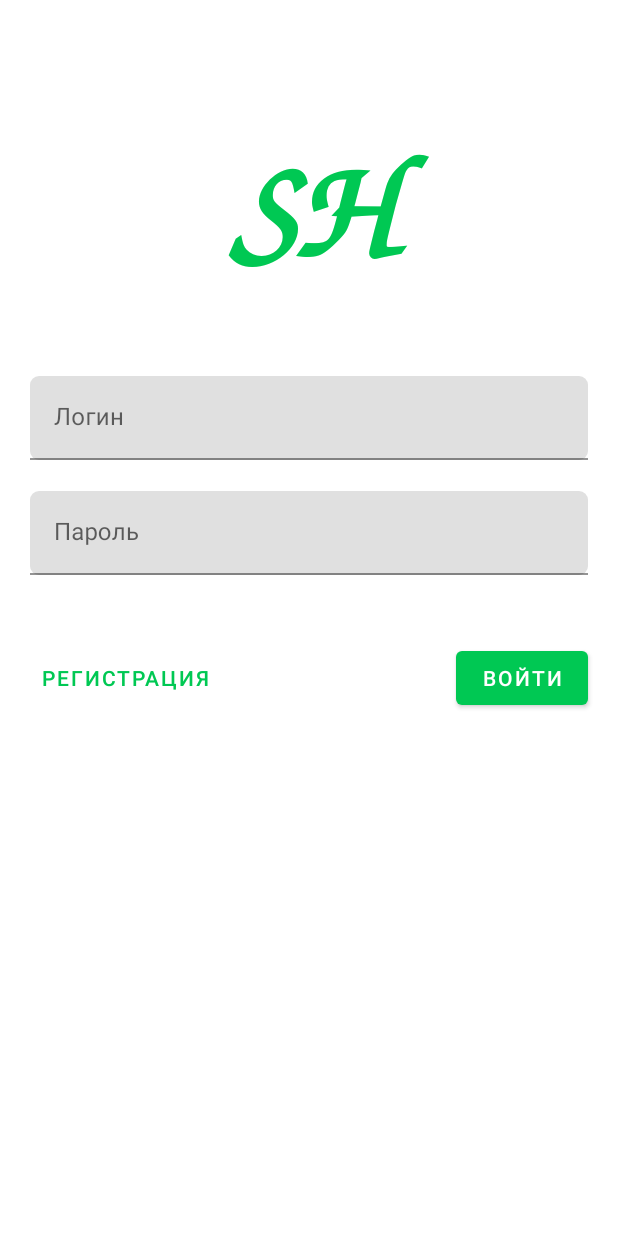
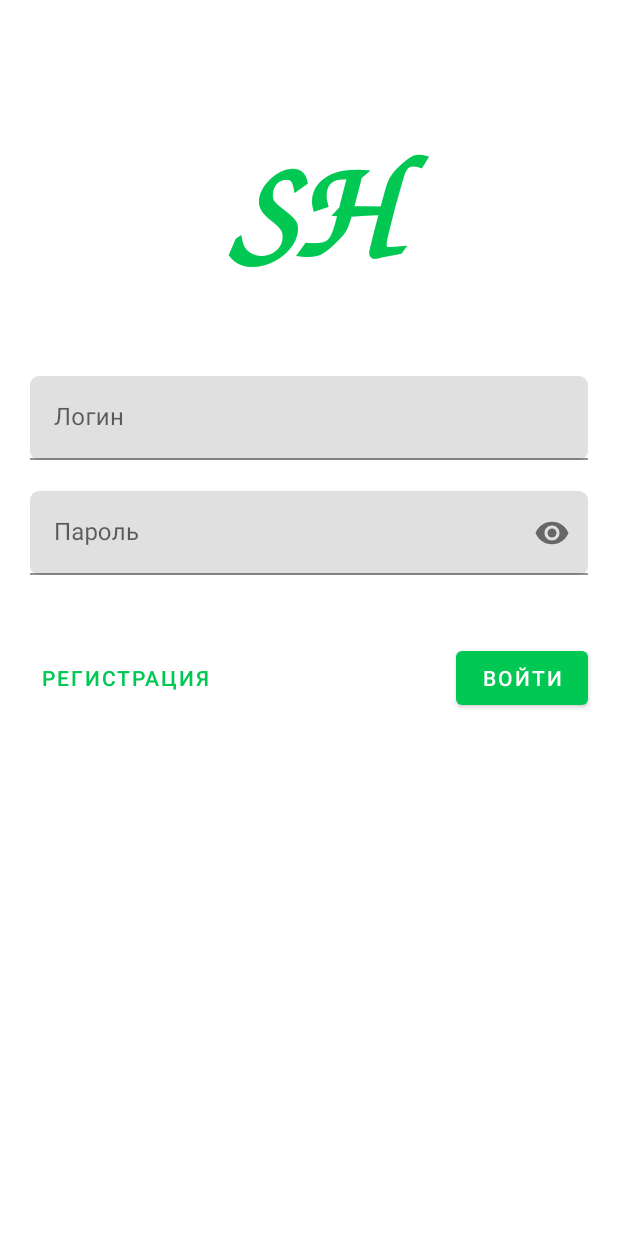
Before and after one commit to VaasKout/SocialHelper_AndroidApp, an Android app: the screen it shows after launch (MainActivity), on a phone screen of 412 x 824 dp. Run offline under Robolectric (Android 15) with nearby library versions, the phone set to English and light mode, and no system bars; our stand-ins replace Room's generated code, data binding.

Commit message:
Restore password prototype

```diff
--- a/app/src/main/java/com/example/socialhelper/disabled/DisabledFragment.kt
+++ b/app/src/main/java/com/example/socialhelper/disabled/DisabledFragment.kt
@@ -34,6 +34,7 @@ class DisabledFragment : Fragment() {
                         viewModel.onDoneExit()
                     }
                     .setPositiveButton("Да") { _, _ ->
+                        viewModel.onClear()
                         this.findNavController()
                             .navigate(DisabledFragmentDirections
                                     .actionDisabledFragmentToLoginFragment())
--- a/app/src/main/java/com/example/socialhelper/login/LoginViewModel.kt
+++ b/app/src/main/java/com/example/socialhelper/login/LoginViewModel.kt
@@ -5,7 +5,6 @@ import android.util.Log
 import androidx.lifecycle.AndroidViewModel
 import androidx.lifecycle.LiveData
 import androidx.lifecycle.MutableLiveData
-import androidx.lifecycle.ViewModel
 import com.example.socialhelper.database.Info
 import com.example.socialhelper.database.InfoDatabase
 import com.example.socialhelper.network.AndroidClient
@@ -118,6 +117,9 @@ class LoginViewModel(application: Application) : AndroidViewModel(application) {
     private val _navigateToSignInFrag = MutableLiveData<Boolean>()
     val navigateToSignInFrag: LiveData<Boolean> = _navigateToSignInFrag
 
+    private val _navigateToRestoreFrag = MutableLiveData<Boolean>()
+    val navigateToRestoreFrag: LiveData<Boolean> = _navigateToRestoreFrag
+
     fun onStartNavigationToMain() {
         _navigateToMainFrag.value = true
     }
@@ -134,6 +136,14 @@ class LoginViewModel(application: Application) : AndroidViewModel(application) {
         _navigateToSignInFrag.value = false
     }
 
+    fun onStartNavigationToRestore(){
+        _navigateToRestoreFrag.value = true
+    }
+
+    fun onDoneNavigationToRestore(){
+        _navigateToRestoreFrag.value = false
+    }
+
     override fun onCleared() {
         super.onCleared()
         viewModelJob.cancel()
--- a/app/src/main/java/com/example/socialhelper/network/AndroidClient.java
+++ b/app/src/main/java/com/example/socialhelper/network/AndroidClient.java
@@ -110,6 +110,11 @@ public class AndroidClient implements Closeable {
            write(password);
     }
 
+    public void writeRestoreInfo(String login, String post){
+            writeLine(login);
+            writeLine(post);
+    }
+
     public void writeLine(String message) {
         try {
             writer.write(message);
--- a/app/src/main/java/com/example/socialhelper/registration/RegistrationViewModel.kt
+++ b/app/src/main/java/com/example/socialhelper/registration/RegistrationViewModel.kt
@@ -86,8 +86,6 @@ class RegistrationViewModel(application: Application): AndroidViewModel(applicat
     suspend fun requestServer(){
          withContext(Dispatchers.IO) {
 
-
-
             allInfo.value?.let {
 
                 var g = ""
--- /dev/null
+++ b/app/src/main/res/drawable/ic_big_arrow.xml
@@ -0,0 +1,5 @@
+<vector android:height="36dp" android:tint="?attr/colorControlNormal"
+    android:viewportHeight="24" android:viewportWidth="24"
+    android:width="36dp" xmlns:android="http://schemas.android.com/apk/res/android">
+    <path android:fillColor="@android:color/white" android:pathData="M20,11H7.83l5.59,-5.59L12,4l-8,8 8,8 1.41,-1.41L7.83,13H20v-2z"/>
+</vector>
--- a/app/src/main/res/layout/fragment_login.xml
+++ b/app/src/main/res/layout/fragment_login.xml
@@ -16,7 +16,8 @@
             android:layout_width="match_parent"
             android:layout_height="wrap_content"
             tools:context=".login.LoginFragment"
-            android:padding="16dp">
+            android:padding="16dp"
+            android:animateLayoutChanges="true">
 
             <TextView
                 android:id="@+id/logo"
@@ -48,7 +49,8 @@
                 app:errorEnabled="true"
                 app:layout_constraintEnd_toEndOf="parent"
                 app:layout_constraintStart_toStartOf="parent"
-                app:layout_constraintTop_toBottomOf="@+id/logo">
+                app:layout_constraintTop_toBottomOf="@+id/logo"
+                app:endIconMode="clear_text">
 
                 <com.google.android.material.textfield.TextInputEditText
                     android:id="@+id/user_input_edit_text"
@@ -73,7 +75,8 @@
                 app:errorEnabled="true"
                 app:layout_constraintEnd_toEndOf="parent"
                 app:layout_constraintStart_toStartOf="parent"
-                app:layout_constraintTop_toBottomOf="@+id/userTextInput">
+                app:layout_constraintTop_toBottomOf="@+id/userTextInput"
+                app:endIconMode="password_toggle">
 
                 <com.google.android.material.textfield.TextInputEditText
                     android:id="@+id/password_input_edit_text"
@@ -101,6 +104,22 @@
                 app:layout_constraintEnd_toEndOf="@+id/passwordTextInput"
                 app:layout_constraintTop_toBottomOf="@+id/passwordTextInput"
                 android:onClick="@{() -> loginViewModel.onStartNavigationToMain()}"/>
+
+            <com.google.android.material.button.MaterialButton
+                android:id="@+id/forgot_password"
+                style="@style/Widget.MaterialComponents.Button.TextButton"
+                android:layout_width="wrap_content"
+                android:layout_height="wrap_content"
+                android:layout_marginTop="24dp"
+                android:text="@string/forgot_password"
+                android:textAppearance="@style/TextAppearance.MaterialComponents.Subtitle2"
+                android:visibility="gone"
+                app:layout_constraintBottom_toBottomOf="parent"
+                app:layout_constraintEnd_toEndOf="@+id/login_next_button"
+                app:layout_constraintStart_toStartOf="@+id/sign_in_button"
+                app:layout_constraintTop_toBottomOf="@+id/sign_in_button"
+                tools:visibility="visible"
+                android:onClick="@{() -> loginViewModel.onStartNavigationToRestore()}"/>
         </androidx.constraintlayout.widget.ConstraintLayout>
     </ScrollView>
 </layout>
--- a/app/src/main/res/navigation/navigation.xml
+++ b/app/src/main/res/navigation/navigation.xml
@@ -14,7 +14,9 @@
             app:destination="@id/responseFragment"
             app:popUpTo="@id/loginFragment"
             app:enterAnim="@anim/slide_in_right"
-            app:exitAnim="@anim/slide_in_right_next"/>
+            app:exitAnim="@anim/slide_in_right_next"
+            app:popEnterAnim="@anim/slide_in_left"
+            app:popExitAnim="@anim/slide_in_left_next"/>
     </fragment>
     <fragment
         android:id="@+id/pregnantFragment"
@@ -69,6 +71,14 @@
             app:popExitAnim="@anim/slide_in_left_next"
             app:popUpTo="@id/loginFragment"
             app:popUpToInclusive="true" />
+        <action
+            android:id="@+id/action_loginFragment_to_restorePassword"
+            app:destination="@id/restorePassword"
+            app:popUpTo="@id/loginFragment"
+            app:enterAnim="@anim/slide_in_right"
+            app:exitAnim="@anim/slide_in_right_next"
+            app:popEnterAnim="@anim/slide_in_left"
+            app:popExitAnim="@anim/slide_in_left_next"/>
     </fragment>
     <fragment
         android:id="@+id/disabledFragment"
@@ -151,4 +161,9 @@
         android:name="com.example.socialhelper.disabled.DisabledMaps"
         android:label="fragment_disabled_maps"
         tools:layout="@layout/fragment_disabled_maps" />
+    <fragment
+        android:id="@+id/restorePassword"
+        android:name="com.example.socialhelper.restoration.RestorePassword"
+        android:label="RestorePassword"
+        tools:layout="@layout/fragment_restore_password"/>
 </navigation>
--- a/app/src/main/res/values/strings.xml
+++ b/app/src/main/res/values/strings.xml
@@ -6,7 +6,7 @@
     <string name="user_input_hint">Имя</string>
     <string name="password_input_hint">Пароль</string>
     <string name="next">Далее</string>
-    <string name="user_input_error">Имя пользователя не должно быть пустым</string>
+    <string name="user_input_error">Логин не должен быть пустым</string>
     <string name="password_input_error">Пароль не должен быть пустым</string>
     <string name="get_spot">Уступить место</string>
     <string name="spot_is_free">Место свободно, присаживайтесь</string>
@@ -43,6 +43,12 @@
     <string name="clear_fields">Удалить поля</string>
     <string name="exit">Выйти</string>
     <string name="register">Зарегистрироваться</string>
+    <string name="forgot_password">Забыли пароль?</string>
+    <string name="enter_login_post">Введите логин и почту для восстановления пароля:</string>
+    <string name="post">Почта</string>
+    <string name="restore">Восстановить</string>
+    <string name="back">Back</string>
+    <string name="empty_field_error">Поле должно быть заполнено</string>
     <string-array name="category">
         <item>Инвалид</item>
         <item>Беременная</item>
```
Also changed, not shown: app/src/main/java/com/example/socialhelper/disabled/DisabledViewModel.kt (+27 -0 lines), app/src/main/java/com/example/socialhelper/login/LoginFragment.kt (+10 -0 lines), app/src/main/java/com/example/socialhelper/pregnant/PregnantFragment.kt (+19 -18 lines), app/src/main/java/com/example/socialhelper/pregnant/PregnantViewModel.kt (+27 -2 lines), app/src/main/java/com/example/socialhelper/restoration/RestorePassword.kt (added, +91 -0 lines), app/src/main/java/com/example/socialhelper/restoration/RestoreViewModel.kt (added, +69 -0 lines), app/src/main/java/com/example/socialhelper/socialworker/SocialFragment.kt (+3 -4 lines), app/src/main/java/com/example/socialhelper/socialworker/SocialViewModel.kt (+26 -0 lines), app/src/main/res/layout/fragment_registration.xml (+12 -11 lines), app/src/main/res/layout/fragment_restore_password.xml (added, +102 -0 lines).
